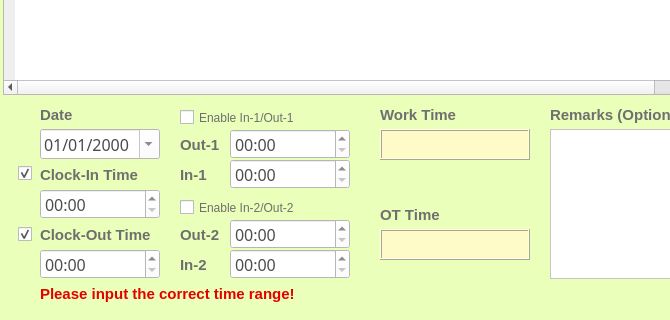
First picture: the form in ui/forgetrecord.ui, repository Josefina-Hernandez/akt_hr_tool, before the edit; both pictures show x 0 to 670 and y 171 to 491 of the 959 by 491 pixel window.
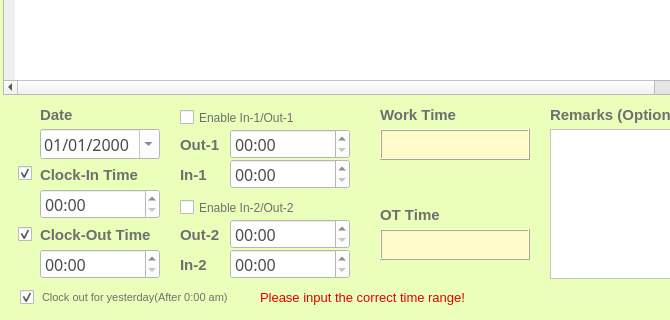
Second picture: the form after the edit.

Patch:
```diff
--- a/ui/forgetrecord.ui
+++ b/ui/forgetrecord.ui
@@ -1233,24 +1233,21 @@
   <widget class="QLabel" name="label_31">
    <property name="geometry">
     <rect>
-     <x>40</x>
-     <y>450</y>
+     <x>260</x>
+     <y>453</y>
      <width>270</width>
      <height>30</height>
     </rect>
    </property>
    <property name="font">
     <font>
-     <family>Microsoft JhengHei UI</family>
-     <pointsize>11</pointsize>
-     <weight>75</weight>
-     <bold>true</bold>
+     <pointsize>-1</pointsize>
     </font>
    </property>
    <property name="styleSheet">
     <string notr="true">QLabel
 {
-	font-size:11pt;
+	font-size:13px;
 	color:rgb(229, 0, 0)
 }</string>
    </property>
@@ -1444,6 +1441,54 @@
     <number>1</number>
    </property>
   </widget>
+  <widget class="QLabel" name="label_12">
+   <property name="geometry">
+    <rect>
+     <x>42</x>
+     <y>453</y>
+     <width>211</width>
+     <height>31</height>
+    </rect>
+   </property>
+   <property name="font">
+    <font>
+     <pointsize>-1</pointsize>
+    </font>
+   </property>
+   <property name="styleSheet">
+    <string notr="true">QLabel
+{
+	font-size:11px;
+	color:rgb(111,111,111);
+}</string>
+   </property>
+   <property name="text">
+    <string>Clock out for yesterday(After 0:00 am)</string>
+   </property>
+  </widget>
+  <widget class="QCheckBox" name="checkBox_5">
+   <property name="geometry">
+    <rect>
+     <x>20</x>
+     <y>460</y>
+     <width>21</width>
+     <height>17</height>
+    </rect>
+   </property>
+   <property name="styleSheet">
+    <string notr="true">QCheckBox
+{
+	font-size:9pt;
+	color:rgb(111,111,111);
+}</string>
+   </property>
+   <property name="text">
+    <string/>
+   </property>
+   <property name="checked">
+    <bool>true</bool>
+   </property>
+  </widget>
  </widget>
  <resources/>
  <connections/>
```
